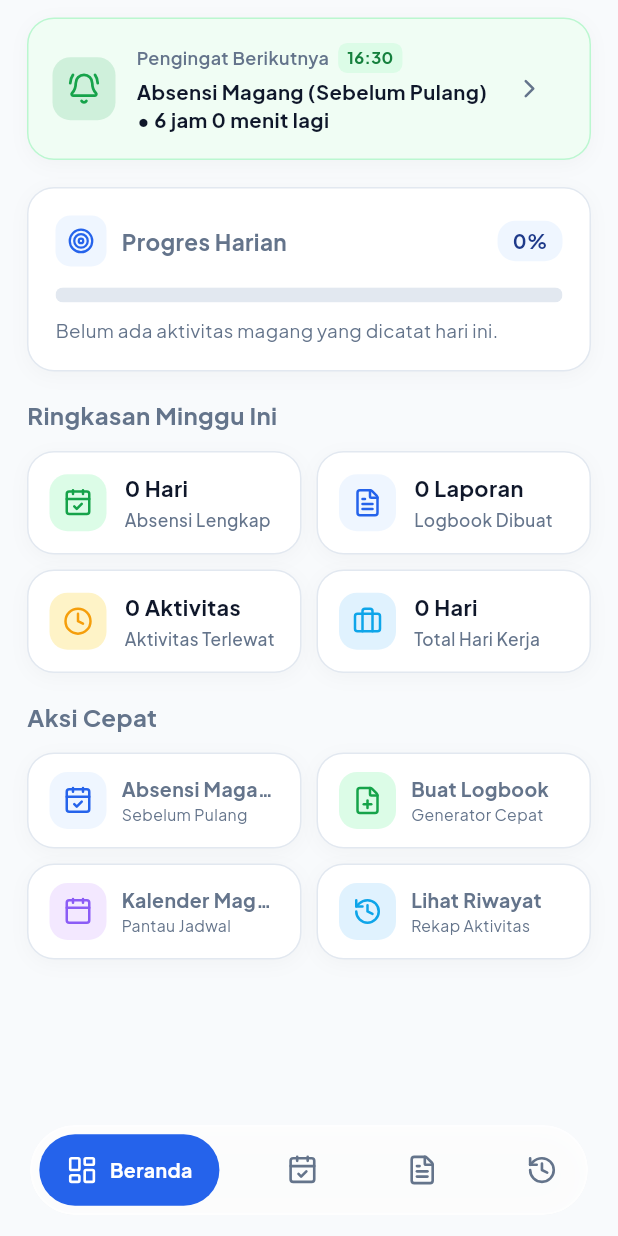
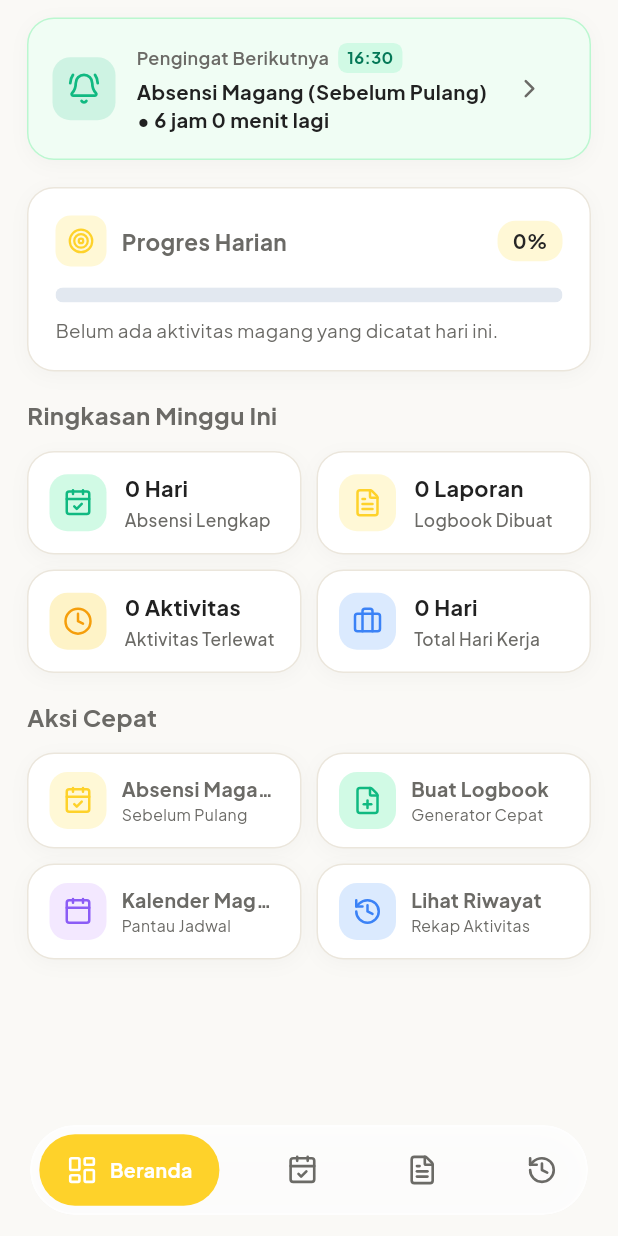
Before and after one commit to ardhikaxx/rama-mobile, a Flutter app: the screen it shows after launch, scrolled down 287 dp, on a phone screen of 412 x 824 dp. Run offline on Flutter 3.47's test engine with Material 3 defaults, Android fonts, the phone set to English and light mode, and no system bars; our stand-ins replace file_picker, fl_chart, flutter_local_notifications, flutter_riverpod, flutter_slidable, flutter_timezone and 8 more; accounts and stored records are empty.

Commit message:
style: pembaruan palet warna tema light dan dark mode

```diff
--- a/lib/core/constants/app_colors.dart
+++ b/lib/core/constants/app_colors.dart
@@ -1,55 +1,58 @@
 import 'package:flutter/material.dart';
 
 class AppColors {
-  // Brand & Accent Colors
-  static const Color primary = Color(0xFF2563EB); // Vibrant Blue
-  static const Color primaryDark = Color(0xFF1E3A8A); // Navy
-  static const Color primaryLight = Color(0xFFDBEAFE); // Soft Blue 100
-  static const Color primaryContainer = Color(0xFFEFF6FF); // Blue 50
+  // Brand & Accent Colors (Inspired by Mascot Palette in image.png)
+  static const Color primary = Color(0xFFFED22A); // Sunflower Golden Yellow (#FED22A)
+  static const Color primaryDark = Color(0xFF262626); // Deep Charcoal / Mascot Outline (#262626)
+  static const Color primaryLight = Color(0xFFFEF08A); // Soft Yellow 200 (#FEF08A)
+  static const Color primaryContainer = Color(0xFFFFF8D6); // Warm Butter Cream Container (#FFF8D6)
+  static const Color onPrimary = Color(0xFF1E1E1E); // Contrast text & icon on yellow button (#1E1E1E)
+  static const Color accentAmber = Color(0xFFD97706); // Warm Amber Gold
+  static const Color darkPrimaryContainer = Color(0xFF3D320B); // Dark Warm Amber Container
 
-  // Status Colors
-  static const Color success = Color(0xFF16A34A); // Green 600
-  static const Color successLight = Color(0xFFDCFCE7); // Green 100
-  static const Color successDark = Color(0xFF15803D);
+  // Status Colors (Balanced with Warm Character Theme)
+  static const Color success = Color(0xFF10B981); // Emerald Green 500
+  static const Color successLight = Color(0xFFD1FAE5); // Green 100
+  static const Color successDark = Color(0xFF047857);
 
   static const Color warning = Color(0xFFF59E0B); // Amber 500
   static const Color warningLight = Color(0xFFFEF3C7); // Amber 100
-  static const Color warningDark = Color(0xFFD97706);
+  static const Color warningDark = Color(0xFFB45309);
 
   static const Color danger = Color(0xFFEF4444); // Red 500
   static const Color dangerLight = Color(0xFFFEE2E2); // Red 100
   static const Color dangerDark = Color(0xFFB91C1C);
 
-  static const Color info = Color(0xFF0EA5E9); // Sky 500
-  static const Color infoLight = Color(0xFFE0F2FE); // Sky 100
+  static const Color info = Color(0xFF3B82F6); // Blue 500
+  static const Color infoLight = Color(0xFFDBEAFE); // Blue 100
 
-  // Neutral Light
-  static const Color background = Color(0xFFF8FAFC); // Slate 50
-  static const Color surface = Color(0xFFFFFFFF);
+  // Neutral Light (Warm, friendly, clean)
+  static const Color background = Color(0xFFFAF9F6); // Soft Warm Off-White
+  static const Color surface = Color(0xFFFFFFFF); // Mascot White Body
   static const Color surfaceElevated = Color(0xFFFFFFFF);
-  static const Color textPrimary = Color(0xFF0F172A); // Slate 900
-  static const Color textSecondary = Color(0xFF64748B); // Slate 500
-  static const Color textTertiary = Color(0xFF94A3B8); // Slate 400
-  static const Color border = Color(0xFFE2E8F0); // Slate 200
-  static const Color divider = Color(0xFFF1F5F9); // Slate 100
+  static const Color textPrimary = Color(0xFF212121); // Charcoal Black
+  static const Color textSecondary = Color(0xFF6B6A66); // Warm Neutral Gray
+  static const Color textTertiary = Color(0xFFA3A29D); // Muted Stone Gray
+  static const Color border = Color(0xFFEBE6DC); // Warm Soft Border
+  static const Color divider = Color(0xFFF3EFE6);
 
-  // Neutral Dark
-  static const Color darkBackground = Color(0xFF0B1329);
-  static const Color darkSurface = Color(0xFF131E3A);
-  static const Color darkSurfaceElevated = Color(0xFF1E293B);
-  static const Color darkTextPrimary = Color(0xFFF8FAFC);
-  static const Color darkTextSecondary = Color(0xFF94A3B8);
-  static const Color darkBorder = Color(0xFF334155);
+  // Neutral Dark (Deep Warm Charcoal & Carbon Black)
+  static const Color darkBackground = Color(0xFF18181A); // Deep Warm Charcoal
+  static const Color darkSurface = Color(0xFF242426); // Mascot Charcoal Surface
+  static const Color darkSurfaceElevated = Color(0xFF333333); // Mascot Dark Outline Tone (#333333)
+  static const Color darkTextPrimary = Color(0xFFFAFAFA); // Crisp Mascot Body White
+  static const Color darkTextSecondary = Color(0xFFA1A1AA); // Neutral Muted Gray
+  static const Color darkBorder = Color(0xFF38383D); // Subtle Dark Border
 
   // Card & Badge Gradients
   static const LinearGradient primaryGradient = LinearGradient(
-    colors: [primary, primaryDark],
+    colors: [Color(0xFFFFDD4B), Color(0xFFFED22A)],
     begin: Alignment.topLeft,
     end: Alignment.bottomRight,
   );
 
   static const LinearGradient subtleCardGradient = LinearGradient(
-    colors: [Color(0xFFFFFFFF), Color(0xFFF8FAFC)],
+    colors: [Color(0xFFFFFFFF), Color(0xFFFAF9F6)],
     begin: Alignment.topCenter,
     end: Alignment.bottomCenter,
   );
```
